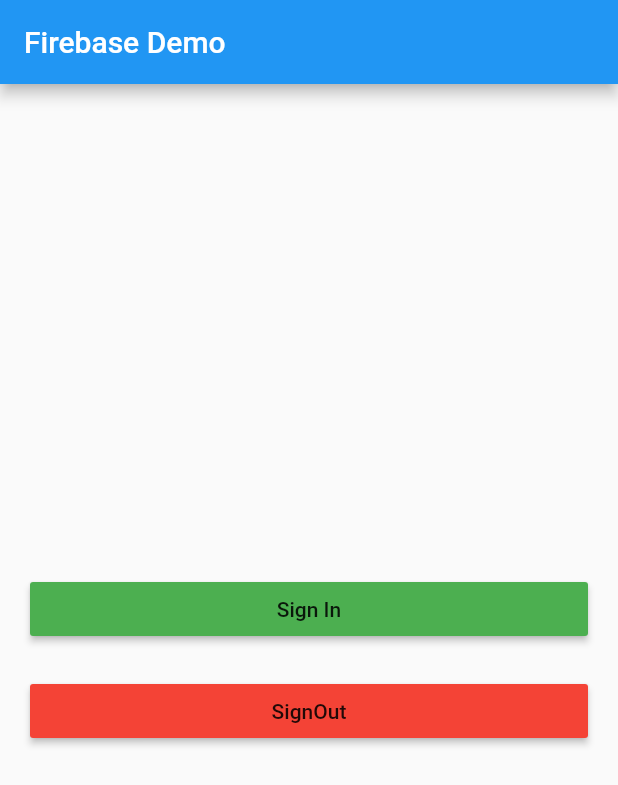
After one commit to SatioO/flutter_kit, a Flutter app: the screen it shows after launch, after a tap on "Sign In", on a phone screen of 412 x 824 dp. The commit adds this screen. Shown: the top 785 px of the screen. Run offline on Flutter 3.47's test engine with Material 2 defaults, Android fonts, the phone set to English and light mode, and no system bars; our stand-ins replace firebase_auth, google_sign_in; accounts and stored records are empty.

```diff
--- /dev/null
+++ b/lib/auth.dart
@@ -0,0 +1,72 @@
+import 'package:flutter/material.dart';
+import 'package:firebase_auth/firebase_auth.dart';
+import 'package:flutter_kit/home.dart';
+import 'package:google_sign_in/google_sign_in.dart';
+import 'package:flutter_kit/user.model.dart';
+
+class Auth extends StatefulWidget {
+  @override
+  _AuthState createState() => _AuthState();
+}
+
+class _AuthState extends State<Auth> {
+  final FirebaseAuth _auth = FirebaseAuth.instance;
+  final GoogleSignIn googleSignIn = new GoogleSignIn();
+  User userInfo;
+
+  Future<FirebaseUser> _signIn() async {
+    GoogleSignInAccount googleSignInAccount = await googleSignIn.signIn();
+    GoogleSignInAuthentication gSA = await googleSignInAccount.authentication;
+
+    FirebaseUser user = await _auth.signInWithGoogle(
+        idToken: gSA.idToken, accessToken: gSA.accessToken);
+
+    Route route = MaterialPageRoute(
+        builder: (context) => Home(User(
+            id: user.uid,
+            name: user.displayName,
+            photoUrl: user.photoUrl,
+            email: user.email)));
+    Navigator.push(context, route);
+
+    return user;
+  }
+
+  void _signOut() {
+    googleSignIn.signOut();
+    print("Signing out ...");
+  }
+
+  @override
+  Widget build(BuildContext context) {
+    return Scaffold(
+      appBar: AppBar(
+        title: Text("Firebase Demo"),
+      ),
+      body: Padding(
+        padding: const EdgeInsets.all(20.0),
+        child: Column(
+          mainAxisAlignment: MainAxisAlignment.center,
+          crossAxisAlignment: CrossAxisAlignment.stretch,
+          children: <Widget>[
+            RaisedButton(
+              onPressed: () => _signIn()
+                  .then((FirebaseUser user) {})
+                  .catchError((e) => print(e)),
+              child: Text("Sign In"),
+              color: Colors.green,
+            ),
+            Padding(
+              padding: const EdgeInsets.all(10.0),
+            ),
+            RaisedButton(
+              onPressed: _signOut,
+              child: Text("SignOut"),
+              color: Colors.red,
+            )
+          ],
+        ),
+      ),
+    );
+  }
+}
--- /dev/null
+++ b/lib/routes.dart
@@ -0,0 +1,4 @@
+import "package:flutter_kit/auth.dart";
+import 'package:flutter_kit/home.dart';
+
+var routes = {"/": (context) => Auth(), "/home": (context) => Home(context)};
--- /dev/null
+++ b/lib/user.model.dart
@@ -0,0 +1,8 @@
+class User {
+  final String id;
+  final String name;
+  final String email;
+  final String photoUrl;
+
+  User({this.id, this.name, this.email, this.photoUrl});
+}
```
Also changed, not shown: lib/home.dart (added, +17 -0 lines), lib/main.dart (+3 -58 lines).
